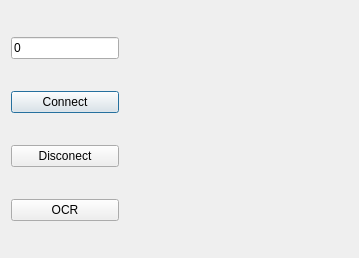
The window that testDialog/cameratestdialog.ui (wh201906/Pharmacy_Robot) describes before a commit, drawn with Qt 5.
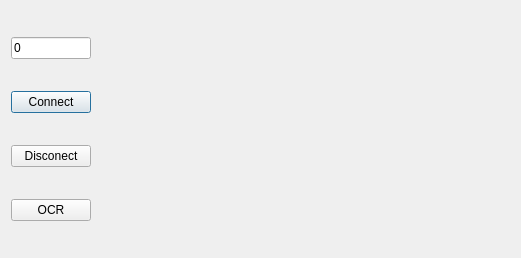
The same window after the commit.

The edit to the form file:
```diff
--- a/testDialog/cameratestdialog.ui
+++ b/testDialog/cameratestdialog.ui
@@ -63,6 +63,23 @@
      </item>
      <item>
       <widget class="QLabel" name="OCRLabel">
+       <property name="sizePolicy">
+        <sizepolicy hsizetype="Fixed" vsizetype="Preferred">
+         <horstretch>0</horstretch>
+         <verstretch>0</verstretch>
+        </sizepolicy>
+       </property>
+       <property name="minimumSize">
+        <size>
+         <width>400</width>
+         <height>0</height>
+        </size>
+       </property>
+       <property name="font">
+        <font>
+         <pointsize>16</pointsize>
+        </font>
+       </property>
        <property name="text">
         <string/>
        </property>
```
